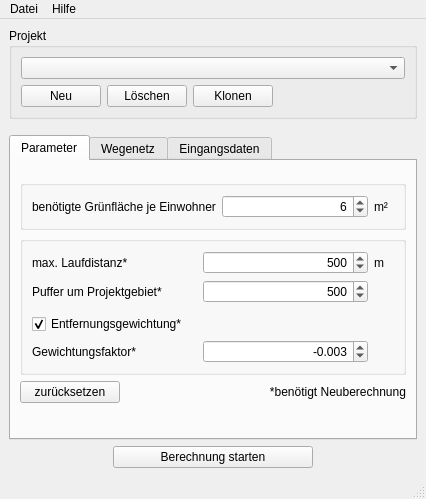
Before: the Qt Designer form ui/OTP_main_window.ui in GertzGutscheRuemenapp/gruenflaechenbewertung, drawn with Qt 5.
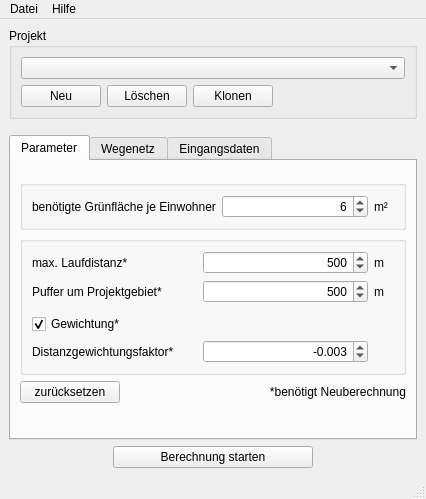
After: the same form once the commit is applied. Custom widgets are drawn as their Qt base class.

The edit to the form file:
```diff
--- a/ui/OTP_main_window.ui
+++ b/ui/OTP_main_window.ui
@@ -354,7 +354,7 @@
               <string>Entfernungsgewichtung</string>
              </property>
              <property name="text">
-              <string>Entfernungsgewichtung*</string>
+              <string>Gewichtung*</string>
              </property>
              <property name="checked">
               <bool>true</bool>
@@ -377,7 +377,7 @@
               <string>Gewichtungsfaktor</string>
              </property>
              <property name="text">
-              <string>Gewichtungsfaktor*</string>
+              <string>Distanzgewichtungsfaktor*</string>
              </property>
             </widget>
            </item>
@@ -397,6 +397,28 @@
              </property>
             </spacer>
            </item>
+           <item row="3" column="2">
+            <widget class="QLabel" name="label_19">
+             <property name="sizePolicy">
+              <sizepolicy hsizetype="Minimum" vsizetype="Preferred">
+               <horstretch>0</horstretch>
+               <verstretch>0</verstretch>
+              </sizepolicy>
+             </property>
+             <property name="maximumSize">
+              <size>
+               <width>20</width>
+               <height>16777215</height>
+              </size>
+             </property>
+             <property name="toolTip">
+              <string/>
+             </property>
+             <property name="text">
+              <string>m</string>
+             </property>
+            </widget>
+           </item>
           </layout>
          </widget>
         </item>
```
Left out of the diff: 16 changed lines with no effect on the pictures.
